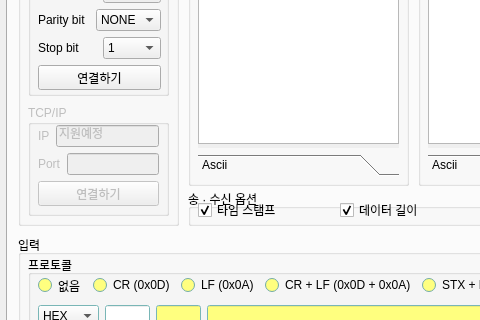
The window that src/ui.ui (RavenKyu/DataPort) describes before a commit, drawn with Qt 5; both pictures show x 0 to 480 and y 190 to 510 of the 831 by 646 pixel window.
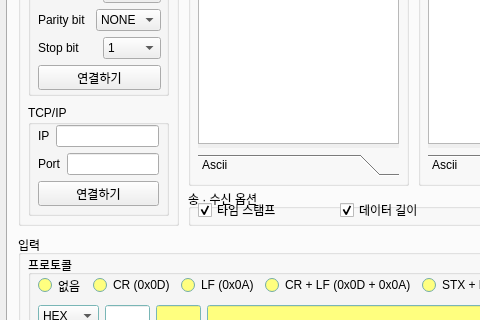
The same window after the commit.

Commit message: 프로토콜 기능 추가

Diff of the .ui file:
```diff
--- a/src/ui.ui
+++ b/src/ui.ui
@@ -237,7 +237,7 @@
       </widget>
       <widget class="QGroupBox" name="groupBox_8">
        <property name="enabled">
-        <bool>false</bool>
+        <bool>true</bool>
        </property>
        <property name="geometry">
         <rect>
@@ -272,7 +272,7 @@
            <item>
             <widget class="QLineEdit" name="lineEdit">
              <property name="text">
-              <string>지원예정</string>
+              <string/>
              </property>
             </widget>
            </item>
```
Left out of the diff: 23 changed lines with no effect on the pictures. The commit also changes 2 other files.
